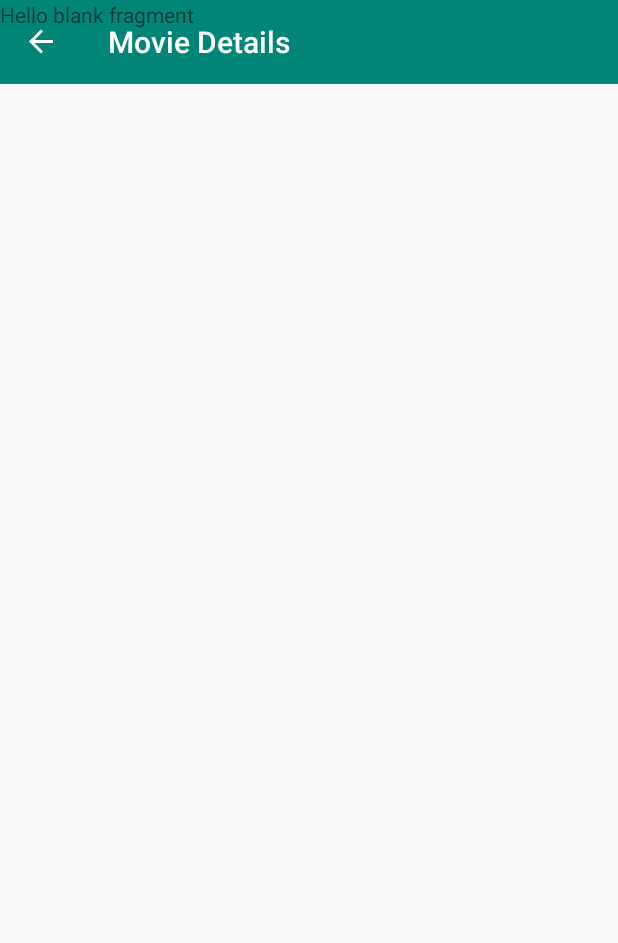
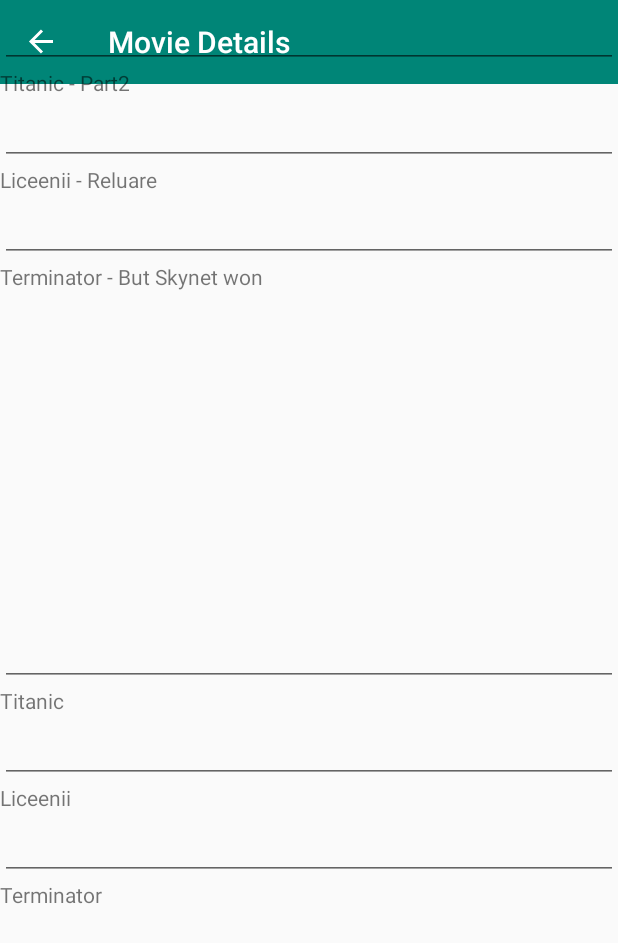
Before and after one commit to ZNickq/titu-app, an Android app: the MovieDetailsFragment screen opened through its navigation route, on a phone screen of 412 x 824 dp. Shown: the top 943 px of the screen. Run offline under Robolectric (Android 15) with nearby library versions, the phone set to English and light mode, and no system bars; our stand-ins replace data binding, navigation-ui; 1 statement that could not run was skipped.

Commit message:
Implemented simple transaction logic between good/bad movies and UI update.

```diff
--- a/app/src/main/java/com/titu/tituapp/ui/main/MovieDetailsFragment.kt
+++ b/app/src/main/java/com/titu/tituapp/ui/main/MovieDetailsFragment.kt
@@ -2,25 +2,109 @@ package com.titu.tituapp.ui.main
 
 
 import android.os.Bundle
+import android.util.Log
 import androidx.fragment.app.Fragment
 import android.view.LayoutInflater
 import android.view.View
 import android.view.ViewGroup
+import android.widget.TextView
+import androidx.databinding.DataBindingUtil
+import androidx.lifecycle.Observer
+import androidx.recyclerview.widget.LinearLayoutManager
+import androidx.recyclerview.widget.RecyclerView
 
 import com.titu.tituapp.R
+import com.titu.tituapp.databinding.FragmentMovieDetailsBinding
+import com.titu.tituapp.ui.main.vm.MainViewModel
+import kotlinx.android.synthetic.main.fragment_movie_details.*
+import kotlinx.android.synthetic.main.mainview_list_item_movie.view.*
 
 /**
  * A simple [Fragment] subclass.
  */
 class MovieDetailsFragment : Fragment() {
+    private val viewModel: MainViewModel by lazy { MainViewModel() }
+    private lateinit var goodMoviesAdapter: RecyclerViewAdapter
+    private lateinit var badMoviesAdapter: RecyclerViewAdapter
 
     override fun onCreateView(
-        inflater: LayoutInflater, container: ViewGroup?,
-        savedInstanceState: Bundle?
+        inflater: LayoutInflater, container: ViewGroup?, savedInstanceState: Bundle?
     ): View? {
-        // Inflate the layout for this fragment
-        return inflater.inflate(R.layout.fragment_movie_details, container, false)
+        val binding =
+            DataBindingUtil.inflate<FragmentMovieDetailsBinding>(
+                inflater,
+                R.layout.fragment_movie_details,
+                container,
+                false
+            )
+        binding.lifecycleOwner = viewLifecycleOwner
+        binding.viewModel = viewModel
+        return binding.root
     }
 
+    override fun onViewCreated(view: View, savedInstanceState: Bundle?) {
+        super.onViewCreated(view, savedInstanceState)
+        viewModel.goodMovies.observe(viewLifecycleOwner, Observer {
+            Log.d("TAG", "badMovies :: $it")
+            if (::goodMoviesAdapter.isInitialized.not()) {
+                goodMoviesAdapter = RecyclerViewAdapter(it, object : MovieClickListener {
+                    override fun onClicked(position: Int) = viewModel.downrateMovie(position)
+                })
+                rvGoodMovies.apply {
+                    layoutManager = LinearLayoutManager(requireContext())
+                    adapter = goodMoviesAdapter
+                }
+            } else {
+                goodMoviesAdapter.notifyDataSetChanged()
+            }
+        })
+        viewModel.badMovies.observe(viewLifecycleOwner, Observer {
+            Log.d("TAG", "goodMovies :: $it")
+            if (::badMoviesAdapter.isInitialized.not()) {
+                badMoviesAdapter = RecyclerViewAdapter(it, object : MovieClickListener {
+                    override fun onClicked(position: Int) = viewModel.uprateMovie(position)
+                })
+                rvBadMovies.apply {
+                    layoutManager = LinearLayoutManager(requireContext())
+                    adapter = badMoviesAdapter
+                }
+            } else {
+                badMoviesAdapter.notifyDataSetChanged()
+            }
+        })
+    }
+}
 
+/**
+ * Adapter for movies Recyclerview
+ */
+class RecyclerViewAdapter(
+    private val movies: List<String>,
+    private val movieClickListener: MovieClickListener
+) :
+    RecyclerView.Adapter<RecyclerViewAdapter.MovieViewHolder>() {
+    override fun onCreateViewHolder(parent: ViewGroup, viewType: Int): MovieViewHolder {
+        return MovieViewHolder(
+            LayoutInflater.from(parent.context).inflate(
+                R.layout.mainview_list_item_movie,
+                parent,
+                false
+            )
+        )
+    }
+
+    override fun getItemCount(): Int = movies.size
+
+    override fun onBindViewHolder(holder: MovieViewHolder, position: Int) {
+        holder.movieName.text = movies[position]
+        holder.itemView.setOnClickListener { movieClickListener.onClicked(position) }
+    }
+
+    class MovieViewHolder(itemView: View) : RecyclerView.ViewHolder(itemView) {
+        val movieName: TextView = itemView.albumNameTextView
+    }
 }
+
+interface MovieClickListener {
+    fun onClicked(position: Int)
+}
--- a/app/src/main/java/com/titu/tituapp/ui/main/vm/MainViewModel.kt
+++ b/app/src/main/java/com/titu/tituapp/ui/main/vm/MainViewModel.kt
@@ -1,8 +1,40 @@
 package com.titu.tituapp.ui.main.vm
 
-class MainViewModel {
+import androidx.lifecycle.MutableLiveData
+import androidx.lifecycle.ViewModel
 
-    init {
-        print("New object here!")
+class MainViewModel : ViewModel() {
+    private val _badMovies: MutableList<String> by lazy {
+        mutableListOf(
+            "Titanic",
+            "Liceenii",
+            "Terminator"
+        )
+    }
+    val badMovies: MutableLiveData<List<String>> = MutableLiveData(_badMovies)
+
+    private val _goodMovies: MutableList<String> by lazy {
+        mutableListOf(
+            "Titanic - Part2",
+            "Liceenii - Reluare",
+            "Terminator - But Skynet won"
+        )
+    }
+    val goodMovies: MutableLiveData<List<String>> = MutableLiveData(_goodMovies)
+
+    fun downrateMovie(position: Int) {
+        val movie = _goodMovies.removeAt(position)
+        _badMovies.add(movie)
+
+        badMovies.postValue(_badMovies)
+        goodMovies.postValue(_goodMovies)
+    }
+
+    fun uprateMovie(position: Int) {
+        val movie = _badMovies.removeAt(position)
+        _goodMovies.add(movie)
+
+        badMovies.postValue(_badMovies)
+        goodMovies.postValue(_goodMovies)
     }
 }
--- a/app/src/main/res/layout/fragment_movie_details.xml
+++ b/app/src/main/res/layout/fragment_movie_details.xml
@@ -1,14 +1,38 @@
 <?xml version="1.0" encoding="utf-8"?>
-<FrameLayout xmlns:android="http://schemas.android.com/apk/res/android"
-    xmlns:tools="http://schemas.android.com/tools"
-    android:layout_width="match_parent"
-    android:layout_height="match_parent"
-    tools:context=".ui.main.MovieDetailsFragment">
+<layout xmlns:android="http://schemas.android.com/apk/res/android"
+    xmlns:app="http://schemas.android.com/apk/res-auto"
+    xmlns:tools="http://schemas.android.com/tools">
 
-    <!-- TODO: Update blank fragment layout -->
-    <TextView
+    <data>
+
+        <variable
+            name="viewModel"
+            type="com.titu.tituapp.ui.main.vm.MainViewModel" />
+    </data>
+
+    <androidx.constraintlayout.widget.ConstraintLayout
         android:layout_width="match_parent"
         android:layout_height="match_parent"
-        android:text="@string/hello_blank_fragment" />
+        tools:context=".ui.main.MovieDetailsFragment">
 
-</FrameLayout>
+        <androidx.recyclerview.widget.RecyclerView
+            android:id="@+id/rvGoodMovies"
+            android:layout_width="match_parent"
+            android:layout_height="0dp"
+            app:layout_constraintVertical_chainStyle="spread"
+            app:layout_constraintBottom_toTopOf="@id/rvBadMovies"
+            app:layout_constraintEnd_toEndOf="parent"
+            app:layout_constraintStart_toStartOf="parent"
+            app:layout_constraintTop_toTopOf="parent" />
+
+        <androidx.recyclerview.widget.RecyclerView
+            android:id="@+id/rvBadMovies"
+            android:layout_width="match_parent"
+            android:layout_height="0dp"
+            app:layout_constraintEnd_toEndOf="parent"
+            app:layout_constraintStart_toStartOf="parent"
+            app:layout_constraintTop_toBottomOf="@id/rvGoodMovies"
+            app:layout_constraintBottom_toBottomOf="parent"/>
+
+    </androidx.constraintlayout.widget.ConstraintLayout>
+</layout>
--- a/app/src/main/res/layout/mainview_list_item_movie.xml
+++ b/app/src/main/res/layout/mainview_list_item_movie.xml
@@ -6,7 +6,7 @@
 
     <LinearLayout
         android:layout_width="match_parent"
-        android:layout_height="match_parent"
+        android:layout_height="wrap_content"
         android:orientation="vertical"
         >
 
```
